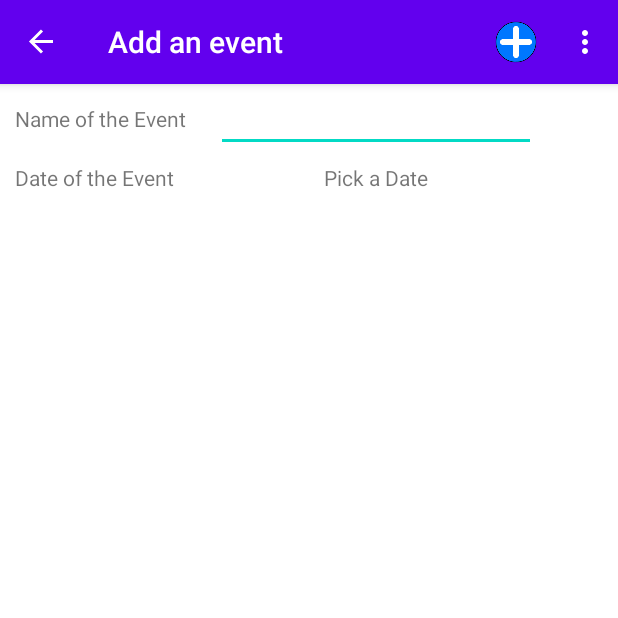
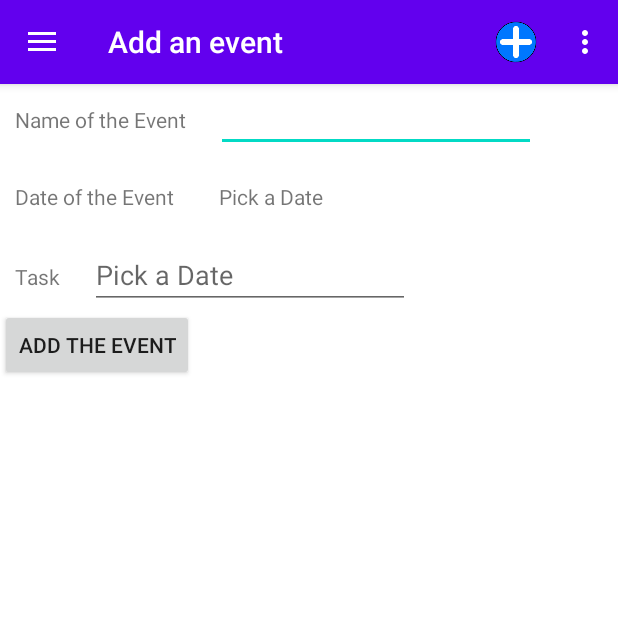
Before and after one commit to Mberjola/Planee, an Android app: the screen it shows after launch (MainActivity), in the side drawer, after a tap on "Add an event", on a phone screen of 412 x 824 dp, the top half of it. Run offline under Robolectric (Android 15) with nearby library versions, the phone set to English and light mode, and no system bars; our stand-ins replace navigation-ui.

Commit message:
Début création Local DB

```diff
--- a/PlaneeAndroid/app/src/main/java/com/example/planeeandroid/MainActivity.java
+++ b/PlaneeAndroid/app/src/main/java/com/example/planeeandroid/MainActivity.java
@@ -38,7 +38,7 @@ public class MainActivity extends AppCompatActivity {
         // Passing each menu ID as a set of Ids because each
         // menu should be considered as top level destinations.
         mAppBarConfiguration = new AppBarConfiguration.Builder(
-                R.id.nav_home, R.id.nav_settings)
+                R.id.nav_home, R.id.nav_settings, R.id.nav_add)
                 .setDrawerLayout(drawer)
                 .build();
         NavController navController = Navigation.findNavController(this, R.id.nav_host_fragment);
--- /dev/null
+++ b/PlaneeAndroid/app/src/main/java/com/example/planeeandroid/MyDBAdapter.java
@@ -0,0 +1,22 @@
+package com.example.planeeandroid;
+
+import android.database.sqlite.SQLiteDatabase;
+import android.database.sqlite.SQLiteOpenHelper;
+
+public class MyDBAdapter {
+    public static final int DB_version = 1;
+    public static final String DB_name = "Planee.db";
+
+    private static final String Event_Table = "table_evenement";
+    public static final String col_ID = "id";
+    public static final String col_Name = "Nom";
+    public static final String col_DateLimite = "Date";
+
+    private static final String create_table_event =
+            "create table " + Event_Table + "(" + col_ID + "" +
+                    " integer primary key autoincrement, " + col_Name +
+                    " text not null, " + col_DateLimite + "date);";
+
+    private SQLiteDatabase myDataBase;
+    private MyOpenHelper myOpenHelper;
+}
--- a/PlaneeAndroid/app/src/main/java/com/example/planeeandroid/ui/add/addFragment.java
+++ b/PlaneeAndroid/app/src/main/java/com/example/planeeandroid/ui/add/addFragment.java
@@ -12,6 +12,7 @@ import android.view.ViewGroup;
 import android.widget.Button;
 import android.widget.DatePicker;
 import android.widget.TextView;
+import android.widget.Toolbar;
 
 import androidx.annotation.NonNull;
 import androidx.annotation.Nullable;
@@ -30,6 +31,7 @@ public class addFragment extends Fragment {
     private com.example.planeeandroid.ui.add.addViewModel AddViewModel;
     private TextView myDisplayDate;
     private DatePickerDialog.OnDateSetListener myDateSetListener;
+    private Button AjoutEvent;
 
     public View onCreateView(@NonNull LayoutInflater inflater,
                              ViewGroup container, Bundle savedInstanceState) {
@@ -44,6 +46,13 @@ public class addFragment extends Fragment {
                 //textView.setText(s);
             }
         });
+        AjoutEvent = root.findViewById(R.id.addEvent);
+        AjoutEvent.setOnClickListener(new View.OnClickListener() {
+            @Override
+            public void onClick(View v) {
+
+            }
+        });
         myDisplayDate.setOnClickListener(new View.OnClickListener() {
             @Override
             public void onClick(View v) {
@@ -51,7 +60,7 @@ public class addFragment extends Fragment {
                 int year = cal.get(Calendar.YEAR);
                 int month = cal.get(Calendar.MONTH);
                 int day = cal.get(Calendar.DAY_OF_MONTH);
-                DatePickerDialog dialog = new DatePickerDialog(root.getContext(), android.R.style.Holo_ButtonBar_AlertDialog, myDateSetListener, year, month, day);
+                DatePickerDialog dialog = new DatePickerDialog(root.getContext(), android.R.style.Holo_Light_ButtonBar, myDateSetListener, year, month, day);
                 dialog.getWindow().setBackgroundDrawable(new ColorDrawable(Color.WHITE));
                 dialog.show();
             }
--- a/PlaneeAndroid/app/src/main/res/layout/fragment_add.xml
+++ b/PlaneeAndroid/app/src/main/res/layout/fragment_add.xml
@@ -1,50 +1,84 @@
 <?xml version="1.0" encoding="utf-8"?>
-<androidx.constraintlayout.widget.ConstraintLayout xmlns:android="http://schemas.android.com/apk/res/android"
+<LinearLayout xmlns:android="http://schemas.android.com/apk/res/android"
     xmlns:app="http://schemas.android.com/apk/res-auto"
     xmlns:tools="http://schemas.android.com/tools"
     android:id="@+id/AddLayout"
     android:layout_width="match_parent"
     android:layout_height="match_parent"
     android:background="@color/white"
+    android:orientation="vertical"
     tools:context=".ui.add.addFragment">
+
+    <LinearLayout
+        android:layout_width="wrap_content"
+        android:layout_height="wrap_content"
+        android:layout_marginLeft="10dp">
 
         <TextView
             android:id="@+id/NomEventTextView"
             android:layout_width="wrap_content"
             android:layout_height="wrap_content"
-        android:layout_marginLeft="10dp"
             android:labelFor="@id/NomEvent"
-        android:text="@string/NameEvent"
-        app:layout_constraintBottom_toBottomOf="@id/NomEvent"
-        app:layout_constraintLeft_toLeftOf="parent"
-        app:layout_constraintTop_toTopOf="@id/NomEvent" />
+            android:text="@string/NameEvent" />
 
         <EditText
             android:id="@+id/NomEvent"
             android:layout_width="wrap_content"
             android:layout_height="wrap_content"
             android:layout_marginLeft="20dp"
-        android:autofillHints=""
             android:ems="10"
-        android:inputType="textPersonName"
-        app:layout_constraintLeft_toRightOf="@id/NomEventTextView"
-        app:layout_constraintTop_toTopOf="parent" />
+            android:inputType="text" />
+    </LinearLayout>
+
+    <LinearLayout
+        android:layout_width="wrap_content"
+        android:layout_height="wrap_content"
+        android:layout_marginLeft="10dp">
 
         <TextView
             android:id="@+id/DateEvent"
             android:layout_width="wrap_content"
             android:layout_height="wrap_content"
             android:layout_marginTop="20dp"
-        android:text="@string/DateOfTheEvent"
-        app:layout_constraintLeft_toLeftOf="@id/NomEventTextView"
-        app:layout_constraintTop_toBottomOf="@id/NomEventTextView" />
+            android:text="@string/DateOfTheEvent" />
 
         <TextView
             android:id="@+id/DatePick"
             android:layout_width="wrap_content"
             android:layout_height="wrap_content"
-        android:text="@string/PickDate"
-        app:layout_constraintBottom_toBottomOf="@id/DateEvent"
-        app:layout_constraintLeft_toLeftOf="@id/NomEvent"
-        app:layout_constraintRight_toRightOf="@id/NomEvent" />
-</androidx.constraintlayout.widget.ConstraintLayout>
+            android:layout_marginLeft="30dp"
+            android:layout_marginTop="20dp"
+            android:text="@string/PickDate" />
+    </LinearLayout>
+
+    <LinearLayout
+        android:layout_width="wrap_content"
+        android:layout_height="wrap_content">
+
+        <TextView
+            android:layout_width="wrap_content"
+            android:layout_height="wrap_content"
+            android:layout_marginLeft="10dp"
+            android:layout_marginTop="20dp"
+            android:text="@string/Task" />
+
+        <EditText
+            android:id="@+id/Tache1"
+            android:layout_width="wrap_content"
+            android:layout_height="wrap_content"
+            android:layout_marginLeft="20dp"
+            android:layout_marginTop="20dp"
+            android:ems="10"
+            android:hint="@string/PickDate"
+            android:inputType="text"
+            app:layout_constraintLeft_toLeftOf="@id/NomEventTextView"
+            app:layout_constraintTop_toBottomOf="@id/DatePick" />
+    </LinearLayout>
+
+    <Button
+        android:id="@+id/addEvent"
+        android:layout_width="wrap_content"
+        android:layout_height="wrap_content"
+        android:text="@string/addButton" />
+
+</LinearLayout>
--- a/PlaneeAndroid/app/src/main/res/values/strings.xml
+++ b/PlaneeAndroid/app/src/main/res/values/strings.xml
@@ -16,4 +16,6 @@
     <string name="NameEvent">Name of the Event</string>
     <string name="DateOfTheEvent">Date of the Event</string>
     <string name="PickDate">Pick a Date</string>
+    <string name="Task">Task</string>
+    <string name="addButton">Add the Event</string>
 </resources>
```
Also changed, not shown: 1 other file. Lines whose indentation alone changed are shown as unchanged.
